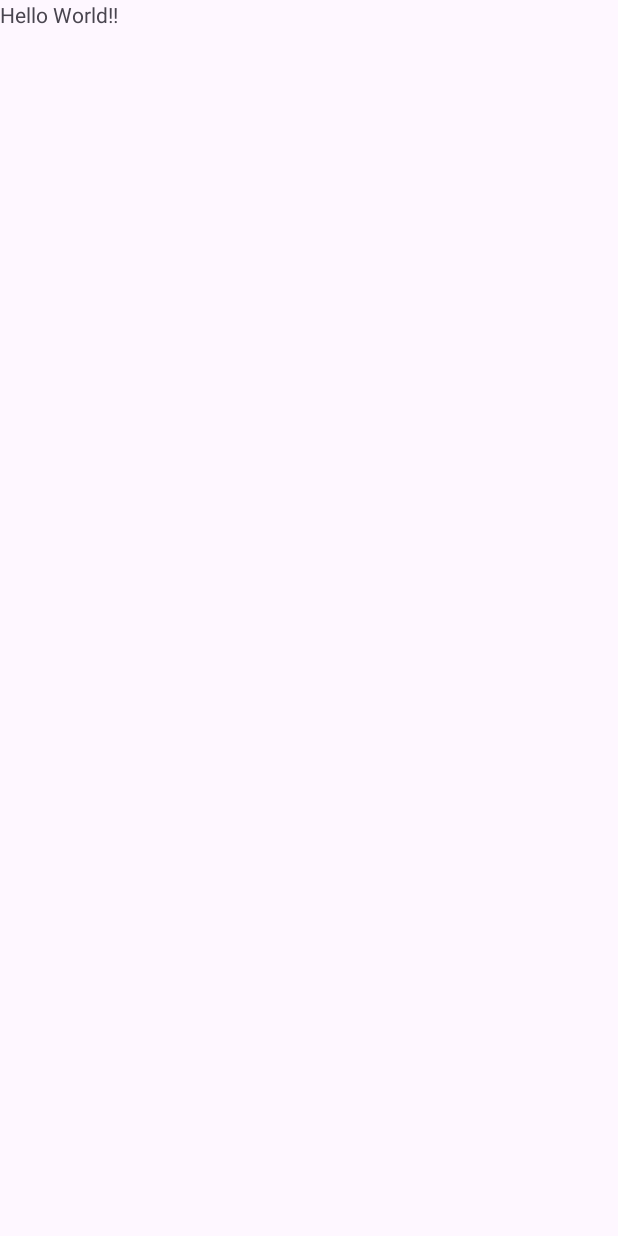
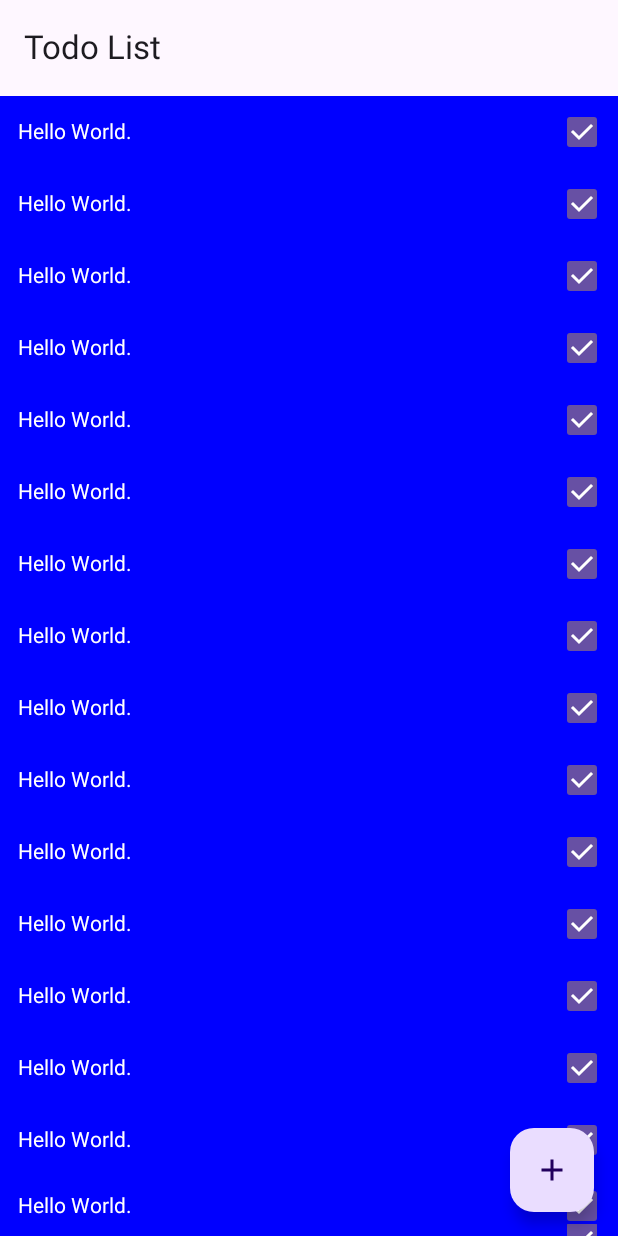
Before and after one commit to kimuori/myApp, an Android app built with Jetpack Compose: the screen it shows after launch (MainActivity), on a phone screen of 412 x 824 dp. Before the commit the screen is almost empty. Run offline under Robolectric (Android 15) with nearby library versions, the phone set to English and light mode, and no system bars.

```diff
--- a/app/build.gradle.kts
+++ b/app/build.gradle.kts
@@ -22,14 +22,26 @@ android {
             isMinifyEnabled = false
             proguardFiles(getDefaultProguardFile("proguard-android-optimize.txt"), "proguard-rules.pro")
         }
+
     }
+
+    composeOptions {
+        kotlinCompilerExtensionVersion = "1.5.1"
+    }
+
+    buildFeatures {
+        compose = true
+    }
+
+    kotlinOptions {
+        jvmTarget = "1.8"
+    }
+
     compileOptions {
         sourceCompatibility = JavaVersion.VERSION_1_8
         targetCompatibility = JavaVersion.VERSION_1_8
     }
-    kotlinOptions {
-        jvmTarget = "1.8"
-    }
+
 }
 
 dependencies {
@@ -39,6 +51,9 @@ dependencies {
     implementation(libs.material)
     implementation(libs.androidx.activity)
     implementation(libs.androidx.constraintlayout)
+    implementation(libs.androidx.runtime.android)
+    implementation(libs.androidx.material3.android)
+    implementation(libs.androidx.ui.tooling.preview.android)
     testImplementation(libs.junit)
     androidTestImplementation(libs.androidx.junit)
     androidTestImplementation(libs.androidx.espresso.core)
--- a/app/src/main/java/com/example/myapp/MainActivity.kt
+++ b/app/src/main/java/com/example/myapp/MainActivity.kt
@@ -3,18 +3,109 @@ package com.example.myapp
 import android.os.Bundle
 import androidx.activity.enableEdgeToEdge
 import androidx.appcompat.app.AppCompatActivity
-import androidx.core.view.ViewCompat
-import androidx.core.view.WindowInsetsCompat
+import androidx.compose.foundation.background
+import androidx.compose.foundation.layout.Arrangement
+import androidx.compose.foundation.layout.Column
+import androidx.compose.foundation.layout.Row
+import androidx.compose.foundation.layout.fillMaxSize
+import androidx.compose.foundation.layout.fillMaxWidth
+import androidx.compose.foundation.layout.padding
+import androidx.compose.foundation.rememberScrollState
+import androidx.compose.foundation.verticalScroll
+import androidx.compose.material3.Checkbox
+import androidx.compose.material3.ExperimentalMaterial3Api
+import androidx.compose.material3.FloatingActionButton
+import androidx.compose.material3.Icon
+import androidx.compose.material3.Scaffold
+import androidx.compose.material3.Text
+import androidx.compose.material3.TopAppBar
+import androidx.compose.runtime.Composable
+import androidx.compose.runtime.getValue
+import androidx.compose.runtime.mutableStateOf
+import androidx.compose.runtime.remember
+import androidx.compose.runtime.setValue
+import androidx.compose.ui.Alignment
+import androidx.compose.ui.Modifier
+import androidx.compose.ui.graphics.Color
+import androidx.compose.ui.platform.ComposeView
+import androidx.compose.ui.res.painterResource
+import androidx.compose.ui.tooling.preview.Preview
+import androidx.compose.ui.unit.dp
 
+@OptIn(ExperimentalMaterial3Api::class)
 class MainActivity : AppCompatActivity() {
+
     override fun onCreate(savedInstanceState: Bundle?) {
         super.onCreate(savedInstanceState)
         enableEdgeToEdge()
-        setContentView(R.layout.activity_main)
-        ViewCompat.setOnApplyWindowInsetsListener(findViewById(R.id.main)) { v, insets ->
-            val systemBars = insets.getInsets(WindowInsetsCompat.Type.systemBars())
-            v.setPadding(systemBars.left, systemBars.top, systemBars.right, systemBars.bottom)
-            insets
-        }
+        setContentView(
+            ComposeView(this).apply{
+                setContent{
+                    Scaffold(
+                        topBar = {
+                            TopAppBar(title = { Text(text = "Todo List")})},
+
+                        floatingActionButton = {
+                            FloatingActionButton(onClick = {}){
+                                Icon(
+                                    modifier = Modifier.padding(10.dp, 10.dp),
+                                    painter = painterResource(id = R.drawable.baseline_add_24),
+                                    contentDescription = "add"
+                                )
+                            }
+                        }
+
+                    ){
+                        innerPadding ->
+                        Column(
+                            modifier = Modifier
+                                .padding(innerPadding)
+                                .background(color = Color.Green)
+                                .fillMaxSize()) {
+                            ColumnView()
+                        }
+                    }
+                }
+            }
+        )
+
     }
 }
+
+@Composable
+private fun ColumnView(){
+    for( i in 0..100 ) {
+        TodoList()
+    }
+}
+
+@Composable
+private fun TodoList(){
+    Row (
+        verticalAlignment = Alignment.CenterVertically,
+        horizontalArrangement = Arrangement.SpaceBetween,
+        modifier = Modifier.background(color = Color.Blue).fillMaxWidth()
+    ){
+        TodoCheck()
+    }
+}
+
+@Composable
+private fun TodoCheck(){
+    var isChecked by remember { mutableStateOf(true) }
+    Text(
+        text = "Hello World.",
+        color = Color.White,
+        modifier = Modifier.padding(12.dp, 12.dp)
+    )
+    Checkbox(
+        checked = isChecked,
+        onCheckedChange = {isChecked = it}
+    )
+}
+
+@Preview(showBackground = true)
+@Composable
+fun GreetingPreview (){
+    ColumnView()
+}
--- /dev/null
+++ b/app/src/main/res/drawable/baseline_add_24.xml
@@ -0,0 +1,5 @@
+<vector xmlns:android="http://schemas.android.com/apk/res/android" android:height="24dp" android:tint="#FFFFFF" android:viewportHeight="24" android:viewportWidth="24" android:width="24dp">
+
+    <path android:fillColor="@android:color/white" android:pathData="M19,13h-6v6h-2v-6H5v-2h6V5h2v6h6v2z"/>
+
+</vector>
--- a/gradle/libs.versions.toml
+++ b/gradle/libs.versions.toml
@@ -9,6 +9,9 @@ appcompat = "1.6.1"
 material = "1.10.0"
 activity = "1.8.0"
 constraintlayout = "2.1.4"
+runtimeAndroid = "1.6.8"
+material3Android = "1.2.1"
+uiToolingPreviewAndroid = "1.6.8"
 
 [libraries]
 androidx-core-ktx = { group = "androidx.core", name = "core-ktx", version.ref = "coreKtx" }
@@ -19,6 +22,9 @@ androidx-appcompat = { group = "androidx.appcompat", name = "appcompat", version
 material = { group = "com.google.android.material", name = "material", version.ref = "material" }
 androidx-activity = { group = "androidx.activity", name = "activity", version.ref = "activity" }
 androidx-constraintlayout = { group = "androidx.constraintlayout", name = "constraintlayout", version.ref = "constraintlayout" }
+androidx-runtime-android = { group = "androidx.compose.runtime", name = "runtime-android", version.ref = "runtimeAndroid" }
+androidx-material3-android = { group = "androidx.compose.material3", name = "material3-android", version.ref = "material3Android" }
+androidx-ui-tooling-preview-android = { group = "androidx.compose.ui", name = "ui-tooling-preview-android", version.ref = "uiToolingPreviewAndroid" }
 
 [plugins]
 android-application = { id = "com.android.application", version.ref = "agp" }
```
